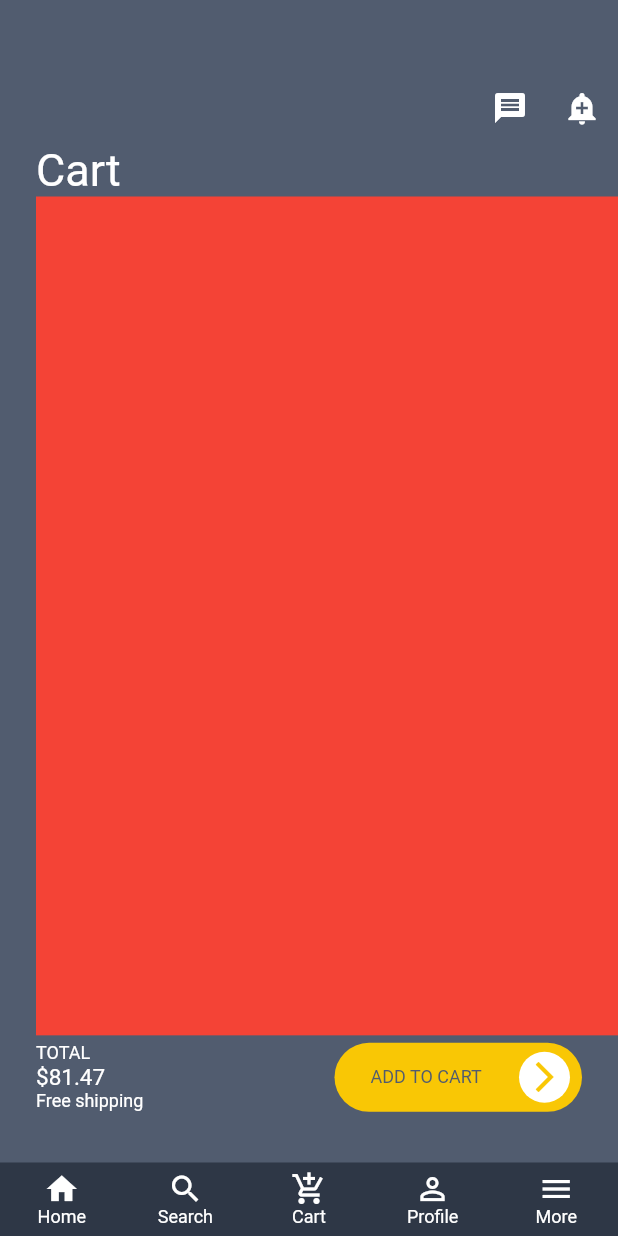
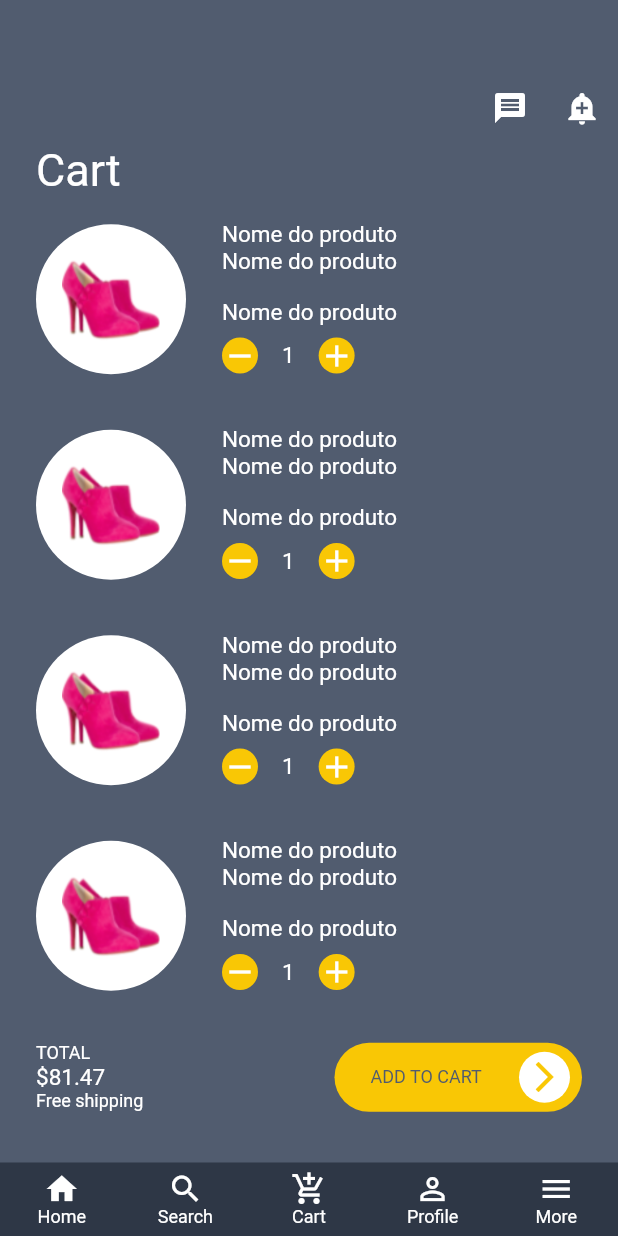
Before and after one commit to i9xp/desafio-mobile, a Flutter app: the CartPage screen opened directly, on a phone screen of 412 x 824 dp. Run offline on Flutter 3.47's test engine with Material 2 defaults, Android fonts, the phone set to English and light mode, and no system bars; our stand-ins replace flutter_svg.

Commit message:
tela de detalhe de carrinho

```diff
--- a/teste_app/lib/src/pages/cart/CartPageWidget.dart
+++ b/teste_app/lib/src/pages/cart/CartPageWidget.dart
@@ -46,8 +46,94 @@ class CartPageWidget {
       flex: 10,
       child: Padding(
         padding: EdgeInsets.only(left: 24),
-        child: Container(
-          color: Colors.red,
+        child: ListView.builder(
+            itemBuilder: (context,index){
+              //todo comeco
+              return Padding(
+                padding: EdgeInsets.symmetric(
+                  vertical: 16
+                ),
+                child: Container(
+                  width: MediaQuery.of(context).size.width,
+                  height: 105,
+                  child: Row(
+                    children: [
+                      Container(
+                        width: 100,
+                        height: 100,
+                        decoration: BoxDecoration(
+                          color: colors.white,
+                          borderRadius: BorderRadius.circular(50)
+                        ),
+                        child: Center(
+                          child: Image.asset(
+                              'assets/high_hels.png',
+                            height: 60,
+                          ),
+                        ),
+                      ),
+                      Padding(
+                        padding:  EdgeInsets.only(
+                          left: 24
+                        ),
+                        child: Column(
+                          mainAxisAlignment: MainAxisAlignment.start,
+                          crossAxisAlignment: CrossAxisAlignment.start,
+                          children: [
+                            CustomText(
+                              text: "Nome do produto",
+                            ),
+                            CustomText(
+                              text: "Nome do produto",
+                            ),
+                            SizedBox(height: 16,),
+                            CustomText(
+                              text: "Nome do produto",
+                            ),
+                            SizedBox(height: 8,),
+                            Row(
+                              children: [
+                                Container(
+                                  width: 24,
+                                  height: 24,
+                                  decoration: BoxDecoration(
+                                    color: colors.accentDark,
+                                    borderRadius: BorderRadius.circular(24)
+                                  ),
+                                  child: Center(
+                                    child: Icon(Icons.remove,color:colors.white),
+                                  ),
+                                ),
+                                Padding(
+                                  padding:  EdgeInsets.symmetric(
+                                    horizontal: 16
+                                  ),
+                                  child: CustomText(
+                                    text: "1",
+                                  ),
+                                ),
+                                Container(
+                                  width: 24,
+                                  height: 24,
+                                  decoration: BoxDecoration(
+                                      color: colors.accentDark,
+                                      borderRadius: BorderRadius.circular(24)
+                                  ),
+                                  child: Center(
+                                    child: Icon(Icons.add,color:colors.white),
+                                  ),
+                                )
+                              ],
+                            )
+                          ],
+                        ),
+                      ),
+                    ],
+                  ),
+                ),
+              );
+              //todo fim
+            }
         )
       ),
     );
```
